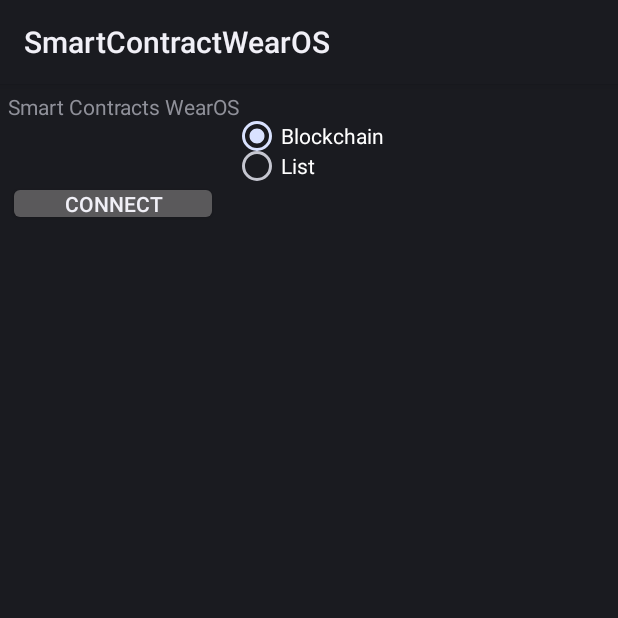
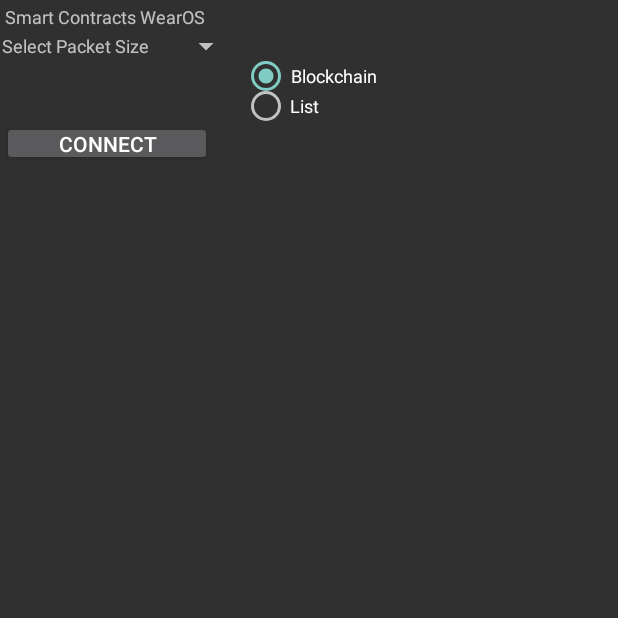
Before and after one commit to mjbaucas/BlockSmartContracts, an Android app: the screen it shows after launch (MainActivity), on a phone screen of 412 x 824 dp, the top half of it. Run offline under Robolectric (Android 15) with nearby library versions, the phone set to English and light mode, and no system bars; plain views replace BoxInsetLayout.

Commit message:
Updated code for submission

```diff
--- a/edge/SmartContractWearOS/app/build.gradle
+++ b/edge/SmartContractWearOS/app/build.gradle
@@ -32,4 +32,5 @@
     implementation 'androidx.legacy:legacy-support-v4:1.0.0'
     implementation 'androidx.recyclerview:recyclerview:1.2.1'
     implementation 'androidx.wear:wear:1.2.0'
+    implementation 'androidx.appcompat:appcompat:1.4.1'
 }
--- a/edge/SmartContractWearOS/app/src/main/AndroidManifest.xml
+++ b/edge/SmartContractWearOS/app/src/main/AndroidManifest.xml
@@ -13,7 +13,7 @@
         android:icon="@mipmap/ic_launcher"
         android:label="@string/app_name"
         android:supportsRtl="true"
-        android:theme="@android:style/Theme.DeviceDefault"
+        android:theme="@style/AppTheme"
         android:usesCleartextTraffic="true">
         <uses-library
             android:name="com.google.android.wearable"
--- a/edge/SmartContractWearOS/app/src/main/java/com/example/smartcontractwearos/MainActivity.java
+++ b/edge/SmartContractWearOS/app/src/main/java/com/example/smartcontractwearos/MainActivity.java
@@ -7,10 +7,14 @@
 import android.os.SystemClock;
 import android.util.Log;
 import android.view.View;
+import android.widget.AdapterView;
+import android.widget.ArrayAdapter;
 import android.widget.CompoundButton;
 import android.widget.RadioButton;
 import android.widget.RadioGroup;
 import android.widget.TextView;
+
+import androidx.appcompat.app.AppCompatActivity;
 
 import com.example.smartcontractwearos.databinding.ActivityMainBinding;
 
@@ -18,17 +22,18 @@
 
 import java.io.BufferedInputStream;
 import java.io.BufferedOutputStream;
+import java.io.ByteArrayOutputStream;
 import java.io.DataInputStream;
 import java.io.DataOutputStream;
 import java.io.IOException;
+import java.io.ObjectOutputStream;
 import java.net.HttpURLConnection;
 import java.net.Socket;
 import java.net.URL;
 import java.net.UnknownHostException;
 import java.nio.charset.StandardCharsets;
 
-public class MainActivity extends Activity {
-
+public class MainActivity extends AppCompatActivity implements AdapterView.OnItemSelectedListener {
     private TextView mTextView;
     private ActivityMainBinding binding;
 
@@ -41,12 +46,31 @@
     private boolean CONNECTED = false;
     private int CONFIGURATION = 0;
 
+    private int SIZEOFBLOCK = 3650;
+    private String data1K;
+    private String data2K;
+    private String data4K;
+    private String data8K;
+    private String data16K;
+    private String data = "";
+    private static final String[] sizes = {"1K", "2K", "4K", "8K", "16K"};
+
     @Override
     protected void onCreate(Bundle savedInstanceState) {
         super.onCreate(savedInstanceState);
 
+        data1K = generateData(1024);
+        data2K = generateData(2048);
+        data4K = generateData(4096);
+        data8K = generateData(8192);
+        data16K = generateData(16384);
+
         binding = ActivityMainBinding.inflate(getLayoutInflater());
         setContentView(binding.getRoot());
+
+        ArrayAdapter<String> adapter = new ArrayAdapter<>(this, android.R.layout.simple_spinner_dropdown_item, sizes);
+        binding.selectSize.setAdapter(adapter);
+        binding.selectSize.setOnItemSelectedListener(this);
 
         mTextView = binding.titleText;
 
@@ -139,7 +163,7 @@
             DataOutputStream dataOut = new DataOutputStream(new BufferedOutputStream(s.getOutputStream()));
 
             long start = SystemClock.elapsedRealtime();
-            String outMsg = "galaxy_cloud";
+            String outMsg = "galaxy_cloud_" + data;
             dataOut.writeInt(outMsg.length());
             dataOut.writeBytes(outMsg);
             dataOut.flush();
@@ -208,6 +232,7 @@
                 jsonSendParam.put("source", "galaxy");
                 jsonSendParam.put("destination", "cloud");
                 jsonSendParam.put("password", "temp");
+                jsonRequestParam.put("data", data);
                 //Log.i("JSON", jsonParam.toString());
                 DataOutputStream os2 = new DataOutputStream(conn2.getOutputStream());
                 os2.writeBytes(jsonSendParam.toString());
@@ -220,6 +245,7 @@
 
                 conn2.disconnect();
                 long end = SystemClock.elapsedRealtime();
+                Log.i("TIME", String.valueOf(end-start));
                 AVERAGE_TIME = AVERAGE_TIME + (end - start);
                 COUNTER++;
             } catch (Exception e) {
@@ -234,5 +260,37 @@
             }
     }
 
+    private String generateData(int size) {
+        String temp_string = "";
+        for (int i = 0; i <= size - 1; i++) {
+            temp_string = temp_string + "x";
+        }
+        return temp_string;
+    }
 
+    @Override
+    public void onItemSelected(AdapterView<?> adapterView, View view, int position, long id) {
+        switch (position) {
+            case 0:
+                data = data1K;
+                break;
+            case 1:
+                data = data2K;
+                break;
+            case 2:
+                data = data4K;
+                break;
+            case 3:
+                data = data8K;
+                break;
+            case 4:
+                data = data16K;
+                break;
+        }
+    }
+
+    @Override
+    public void onNothingSelected(AdapterView<?> parent) {
+
+    }
 }
--- a/edge/SmartContractWearOS/app/src/main/res/layout/activity_main.xml
+++ b/edge/SmartContractWearOS/app/src/main/res/layout/activity_main.xml
@@ -11,7 +11,7 @@
     <FrameLayout
         android:layout_width="match_parent"
         android:layout_height="match_parent"
-        android:padding="@dimen/inner_frame_layout_padding"
+        android:padding="1dp"
         android:layout_gravity="center"
         app:layout_boxedEdges="all">
         <LinearLayout
@@ -25,7 +25,30 @@
                 android:layout_width="wrap_content"
                 android:layout_height="wrap_content"
                 android:textAlignment="center"
+                android:padding="1dp"
+                android:textSize="12sp"
                 android:text="@string/title" />
+
+            <LinearLayout
+                android:layout_width="160dp"
+                android:layout_height="20dp"
+                android:gravity="center"
+                android:orientation="horizontal">
+
+                <TextView
+                    android:id="@+id/textSize"
+                    android:layout_width="wrap_content"
+                    android:layout_height="wrap_content"
+                    android:text="@string/sizeprompt"
+                    android:textSize="12sp" />
+
+                <Spinner
+                    android:id="@+id/selectSize"
+                    android:layout_width="wrap_content"
+                    android:layout_height="wrap_content"
+                    android:textSize="12sp"
+                    tools:ignore="TouchTargetSizeCheck,SpeakableTextPresentCheck" />
+            </LinearLayout>
 
             <RadioGroup
                 android:id="@+id/confRadioGroup"
@@ -41,6 +64,7 @@
                     android:layout_width="wrap_content"
                     android:layout_height="20dp"
                     android:text="@string/blockchain"
+                    android:textSize="12sp"
                     android:textAlignment="center" />
 
                 <RadioButton
@@ -48,6 +72,7 @@
                     android:layout_width="wrap_content"
                     android:layout_height="20dp"
                     android:text="@string/list"
+                    android:textSize="12sp"
                     android:textAlignment="center" />
             </RadioGroup>
 
--- a/edge/SmartContractWearOS/app/src/main/res/values/strings.xml
+++ b/edge/SmartContractWearOS/app/src/main/res/values/strings.xml
@@ -8,4 +8,5 @@
     <string name="connect">Connect</string>
     <string name="blockchain">Blockchain</string>
     <string name="list">List</string>
+    <string name="sizeprompt">Select Packet Size</string>
 </resources>
--- /dev/null
+++ b/edge/SmartContractWearOS/app/src/main/res/values/style.xml
@@ -0,0 +1,5 @@
+<?xml version="1.0" encoding="utf-8"?>
+<resources>
+    <style name="AppTheme" parent="Theme.AppCompat.NoActionBar"/>
+
+</resources>
```
Also changed, not shown: 3 other files.
